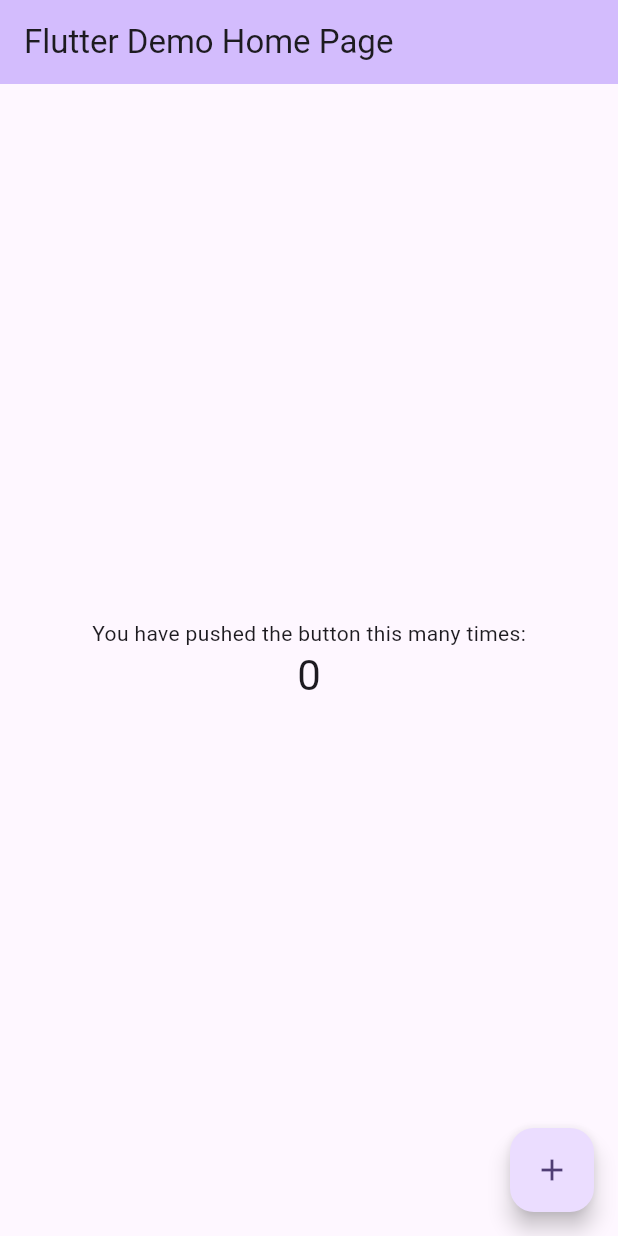
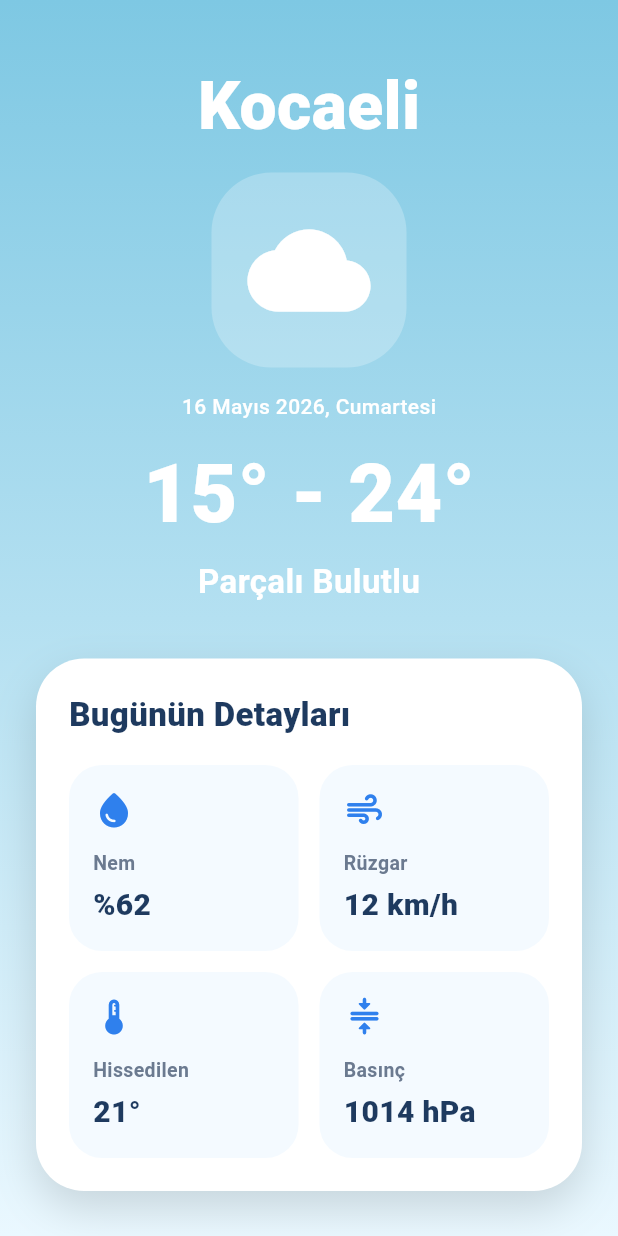
Before and after one commit to numancirpan/WeatherForecastAI, a Flutter app: the screen it shows after launch, on a phone screen of 412 x 824 dp. Run offline on Flutter 3.47's test engine with Material 3 defaults, Android fonts, the light colour scheme and no system bars.

Commit message:
Replace default counter app with static weather screen

```diff
--- a/lib/main.dart
+++ b/lib/main.dart
@@ -1,121 +1,214 @@
 import 'package:flutter/material.dart';
 
 void main() {
-  runApp(const MyApp());
+  runApp(const WeatherForecastAIApp());
 }
 
-class MyApp extends StatelessWidget {
-  const MyApp({super.key});
+class WeatherForecastAIApp extends StatelessWidget {
+  const WeatherForecastAIApp({super.key});
 
-  // This widget is the root of your application.
   @override
   Widget build(BuildContext context) {
     return MaterialApp(
-      title: 'Flutter Demo',
-      theme: ThemeData(
-        // This is the theme of your application.
-        //
-        // TRY THIS: Try running your application with "flutter run". You'll see
-        // the application has a purple toolbar. Then, without quitting the app,
-        // try changing the seedColor in the colorScheme below to Colors.green
-        // and then invoke "hot reload" (save your changes or press the "hot
-        // reload" button in a Flutter-supported IDE, or press "r" if you used
-        // the command line to start the app).
-        //
-        // Notice that the counter didn't reset back to zero; the application
-        // state is not lost during the reload. To reset the state, use hot
-        // restart instead.
-        //
-        // This works for code too, not just values: Most code changes can be
-        // tested with just a hot reload.
-        colorScheme: .fromSeed(seedColor: Colors.deepPurple),
-      ),
-      home: const MyHomePage(title: 'Flutter Demo Home Page'),
+      debugShowCheckedModeBanner: false,
+      title: 'WeatherForecastAI',
+      theme: ThemeData(useMaterial3: true),
+      home: const HomeScreen(),
     );
   }
 }
 
-class MyHomePage extends StatefulWidget {
-  const MyHomePage({super.key, required this.title});
-
-  // This widget is the home page of your application. It is stateful, meaning
-  // that it has a State object (defined below) that contains fields that affect
-  // how it looks.
-
-  // This class is the configuration for the state. It holds the values (in this
-  // case the title) provided by the parent (in this case the App widget) and
-  // used by the build method of the State. Fields in a Widget subclass are
-  // always marked "final".
-
-  final String title;
-
-  @override
-  State<MyHomePage> createState() => _MyHomePageState();
-}
-
-class _MyHomePageState extends State<MyHomePage> {
-  int _counter = 0;
-
-  void _incrementCounter() {
-    setState(() {
-      // This call to setState tells the Flutter framework that something has
-      // changed in this State, which causes it to rerun the build method below
-      // so that the display can reflect the updated values. If we changed
-      // _counter without calling setState(), then the build method would not be
-      // called again, and so nothing would appear to happen.
-      _counter++;
-    });
-  }
+class HomeScreen extends StatelessWidget {
+  const HomeScreen({super.key});
 
   @override
   Widget build(BuildContext context) {
-    // This method is rerun every time setState is called, for instance as done
-    // by the _incrementCounter method above.
-    //
-    // The Flutter framework has been optimized to make rerunning build methods
-    // fast, so that you can just rebuild anything that needs updating rather
-    // than having to individually change instances of widgets.
     return Scaffold(
-      appBar: AppBar(
-        // TRY THIS: Try changing the color here to a specific color (to
-        // Colors.amber, perhaps?) and trigger a hot reload to see the AppBar
-        // change color while the other colors stay the same.
-        backgroundColor: Theme.of(context).colorScheme.inversePrimary,
-        // Here we take the value from the MyHomePage object that was created by
-        // the App.build method, and use it to set our appbar title.
-        title: Text(widget.title),
+      body: Container(
+        width: double.infinity,
+        height: double.infinity,
+        decoration: const BoxDecoration(
+          gradient: LinearGradient(
+            begin: Alignment.topCenter,
+            end: Alignment.bottomCenter,
+            colors: [Color(0xFF7EC8E3), Color(0xFFEAF8FF)],
+          ),
+        ),
+        child: const SafeArea(
+          child: SingleChildScrollView(
+            padding: EdgeInsets.all(24),
+            child: Column(
+              children: [
+                SizedBox(height: 16),
+                Text(
+                  'Kocaeli',
+                  style: TextStyle(
+                    fontSize: 44,
+                    fontWeight: FontWeight.w800,
+                    color: Colors.white,
+                  ),
+                ),
+                SizedBox(height: 12),
+                WeatherIconBox(),
+                SizedBox(height: 16),
+                Text(
+                  '16 Mayıs 2026, Cumartesi',
+                  style: TextStyle(
+                    fontSize: 14,
+                    color: Colors.white,
+                    fontWeight: FontWeight.w500,
+                  ),
+                ),
+                SizedBox(height: 10),
+                Text(
+                  '15° - 24°',
+                  style: TextStyle(
+                    fontSize: 54,
+                    fontWeight: FontWeight.w800,
+                    color: Colors.white,
+                  ),
+                ),
+                SizedBox(height: 4),
+                Text(
+                  'Parçalı Bulutlu',
+                  style: TextStyle(
+                    fontSize: 22,
+                    color: Colors.white,
+                    fontWeight: FontWeight.w600,
+                  ),
+                ),
+                SizedBox(height: 36),
+                TodayDetailsCard(),
+              ],
+            ),
+          ),
+        ),
       ),
-      body: Center(
-        // Center is a layout widget. It takes a single child and positions it
-        // in the middle of the parent.
+    );
+  }
+}
+
+class WeatherIconBox extends StatelessWidget {
+  const WeatherIconBox({super.key});
+
+  @override
+  Widget build(BuildContext context) {
+    return DecoratedBox(
+      decoration: BoxDecoration(
+        color: Colors.white24,
+        borderRadius: BorderRadius.circular(40),
+      ),
+      child: const SizedBox(
+        width: 130,
+        height: 130,
+        child: Icon(
+          Icons.wb_cloudy_rounded,
+          size: 82,
+          color: Colors.white,
+        ),
+      ),
+    );
+  }
+}
+
+class TodayDetailsCard extends StatelessWidget {
+  const TodayDetailsCard({super.key});
+
+  @override
+  Widget build(BuildContext context) {
+    return DecoratedBox(
+      decoration: BoxDecoration(
+        color: Colors.white,
+        borderRadius: BorderRadius.circular(32),
+        boxShadow: const [
+          BoxShadow(
+            color: Color(0x22000000),
+            blurRadius: 24,
+            offset: Offset(0, 12),
+          ),
+        ],
+      ),
+      child: const Padding(
+        padding: EdgeInsets.all(22),
         child: Column(
-          // Column is also a layout widget. It takes a list of children and
-          // arranges them vertically. By default, it sizes itself to fit its
-          // children horizontally, and tries to be as tall as its parent.
-          //
-          // Column has various properties to control how it sizes itself and
-          // how it positions its children. Here we use mainAxisAlignment to
-          // center the children vertically; the main axis here is the vertical
-          // axis because Columns are vertical (the cross axis would be
-          // horizontal).
-          //
-          // TRY THIS: Invoke "debug painting" (choose the "Toggle Debug Paint"
-          // action in the IDE, or press "p" in the console), to see the
-          // wireframe for each widget.
-          mainAxisAlignment: .center,
+          crossAxisAlignment: CrossAxisAlignment.start,
           children: [
-            const Text('You have pushed the button this many times:'),
             Text(
-              '$_counter',
-              style: Theme.of(context).textTheme.headlineMedium,
+              'Bugünün Detayları',
+              style: TextStyle(
+                fontSize: 22,
+                fontWeight: FontWeight.w800,
+                color: Color(0xFF1E3A5F),
+              ),
+            ),
+            SizedBox(height: 18),
+            Row(
+              children: [
+                Expanded(child: WeatherDetailCard(icon: Icons.water_drop_rounded, title: 'Nem', value: '%62')),
+                SizedBox(width: 14),
+                Expanded(child: WeatherDetailCard(icon: Icons.air_rounded, title: 'Rüzgar', value: '12 km/h')),
+              ],
+            ),
+            SizedBox(height: 14),
+            Row(
+              children: [
+                Expanded(child: WeatherDetailCard(icon: Icons.thermostat_rounded, title: 'Hissedilen', value: '21°')),
+                SizedBox(width: 14),
+                Expanded(child: WeatherDetailCard(icon: Icons.compress_rounded, title: 'Basınç', value: '1014 hPa')),
+              ],
             ),
           ],
         ),
       ),
-      floatingActionButton: FloatingActionButton(
-        onPressed: _incrementCounter,
-        tooltip: 'Increment',
-        child: const Icon(Icons.add),
+    );
+  }
+}
+
+class WeatherDetailCard extends StatelessWidget {
+  final IconData icon;
+  final String title;
+  final String value;
+
+  const WeatherDetailCard({
+    super.key,
+    required this.icon,
+    required this.title,
+    required this.value,
+  });
+
+  @override
+  Widget build(BuildContext context) {
+    return DecoratedBox(
+      decoration: BoxDecoration(
+        color: const Color(0xFFF4FAFF),
+        borderRadius: BorderRadius.circular(22),
+      ),
+      child: Padding(
+        padding: const EdgeInsets.all(16),
+        child: Column(
+          crossAxisAlignment: CrossAxisAlignment.start,
+          children: [
+            Icon(icon, color: const Color(0xFF2F80ED), size: 28),
+            const SizedBox(height: 12),
+            Text(
+              title,
+              style: const TextStyle(
+                fontSize: 13,
+                color: Color(0xFF6B7A90),
+                fontWeight: FontWeight.w600,
+              ),
+            ),
+            const SizedBox(height: 4),
+            Text(
+              value,
+              style: const TextStyle(
+                fontSize: 20,
+                color: Color(0xFF1E3A5F),
+                fontWeight: FontWeight.w800,
+              ),
+            ),
+          ],
+        ),
       ),
     );
   }
```
